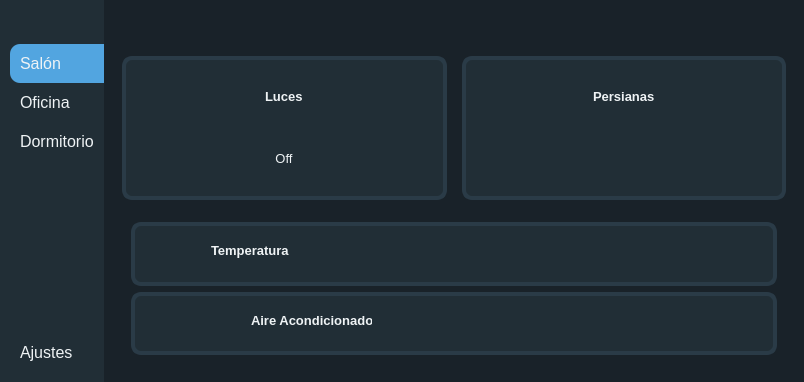
rcc-castillo/DomoticHouse, file UserInterface/DomoticApp.ui: the form before one commit.
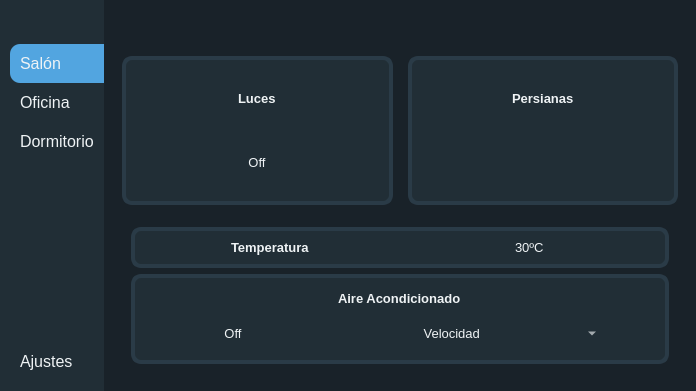
The form after the commit. Icons and pictures are not drawn.

Commit message: Updated ui, all livingroom completed

What changed in the file:
```diff
--- a/UserInterface/DomoticApp.ui
+++ b/UserInterface/DomoticApp.ui
@@ -6,8 +6,8 @@
    <rect>
     <x>0</x>
     <y>0</y>
-    <width>804</width>
-    <height>382</height>
+    <width>696</width>
+    <height>391</height>
    </rect>
   </property>
   <property name="windowTitle">
@@ -653,21 +653,21 @@
              <layout class="QVBoxLayout" name="verticalLayout_9">
               <item>
                <widget class="QFrame" name="temperature">
+                <property name="sizePolicy">
+                 <sizepolicy hsizetype="Preferred" vsizetype="Fixed">
+                  <horstretch>0</horstretch>
+                  <verstretch>0</verstretch>
+                 </sizepolicy>
+                </property>
                 <property name="frameShape">
                  <enum>QFrame::StyledPanel</enum>
                 </property>
                 <property name="frameShadow">
                  <enum>QFrame::Raised</enum>
                 </property>
+                <layout class="QHBoxLayout" name="horizontalLayout_11">
+                 <item alignment="Qt::AlignHCenter|Qt::AlignVCenter">
                 <widget class="QLabel" name="label">
-                 <property name="geometry">
-                  <rect>
-                   <x>80</x>
-                   <y>20</y>
-                   <width>111</width>
-                   <height>16</height>
-                  </rect>
-                 </property>
                  <property name="font">
                   <font>
                    <pointsize>10</pointsize>
@@ -679,6 +679,20 @@
                   <string>Temperatura</string>
                  </property>
                 </widget>
+                 </item>
+                 <item alignment="Qt::AlignHCenter|Qt::AlignVCenter">
+                  <widget class="QLabel" name="temperaturerLbl">
+                   <property name="font">
+                    <font>
+                     <pointsize>10</pointsize>
+                    </font>
+                   </property>
+                   <property name="text">
+                    <string>30ºC</string>
+                   </property>
+                  </widget>
+                 </item>
+                </layout>
                </widget>
               </item>
               <item>
@@ -689,15 +703,9 @@
                 <property name="frameShadow">
                  <enum>QFrame::Raised</enum>
                 </property>
+                <layout class="QVBoxLayout" name="verticalLayout_12">
+                 <item alignment="Qt::AlignHCenter|Qt::AlignVCenter">
                 <widget class="QLabel" name="label_6">
-                 <property name="geometry">
-                  <rect>
-                   <x>120</x>
-                   <y>20</y>
-                   <width>121</width>
-                   <height>16</height>
-                  </rect>
-                 </property>
                  <property name="font">
                   <font>
                    <pointsize>10</pointsize>
@@ -709,6 +717,66 @@
                   <string>Aire Acondicionado</string>
                  </property>
                 </widget>
+                 </item>
+                 <item>
+                  <widget class="QFrame" name="frame_5">
+                   <property name="frameShape">
+                    <enum>QFrame::StyledPanel</enum>
+                   </property>
+                   <property name="frameShadow">
+                    <enum>QFrame::Raised</enum>
+                   </property>
+                   <layout class="QHBoxLayout" name="horizontalLayout_12">
+                    <item alignment="Qt::AlignHCenter|Qt::AlignVCenter">
+                     <widget class="QPushButton" name="airConditionerBtn">
+                      <property name="font">
+                       <font>
+                        <pointsize>10</pointsize>
+                       </font>
+                      </property>
+                      <property name="text">
+                       <string>Off</string>
+                      </property>
+                      <property name="icon">
+                       <iconset resource="resources.qrc">
+                        <normaloff>:/icons/icons/toggle-left.svg</normaloff>:/icons/icons/toggle-left.svg</iconset>
+                      </property>
+                      <property name="iconSize">
+                       <size>
+                        <width>24</width>
+                        <height>24</height>
+                       </size>
+                      </property>
+                     </widget>
+                    </item>
+                    <item alignment="Qt::AlignRight|Qt::AlignVCenter">
+                     <widget class="QLabel" name="label_9">
+                      <property name="font">
+                       <font>
+                        <pointsize>10</pointsize>
+                       </font>
+                      </property>
+                      <property name="text">
+                       <string> Velocidad</string>
+                      </property>
+                     </widget>
+                    </item>
+                    <item alignment="Qt::AlignHCenter|Qt::AlignVCenter">
+                     <widget class="QComboBox" name="airConditionerSpeed">
+                      <property name="font">
+                       <font>
+                        <pointsize>10</pointsize>
+                       </font>
+                      </property>
+                      <property name="editable">
+                       <bool>false</bool>
+                      </property>
+                     </widget>
+                    </item>
+                   </layout>
+                  </widget>
+                 </item>
+                </layout>
                </widget>
               </item>
              </layout>
```
Lines whose indentation alone changed are shown as unchanged.
